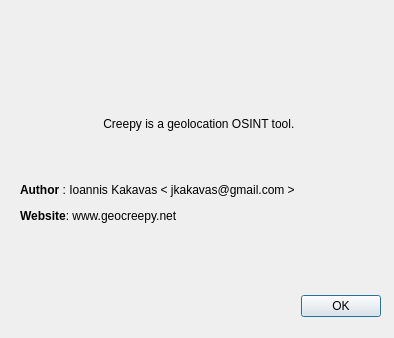
Above: gui/aboutDialog.ui from ilektrojohn/creepy before the change. Below: the same form after it.
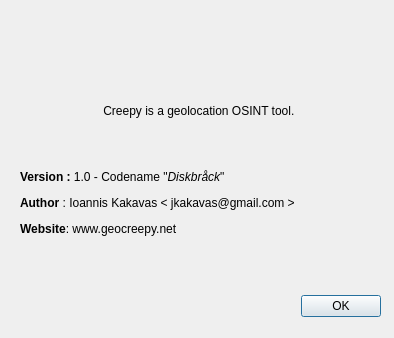
That is the form after the change. Icons and pictures are not drawn.

Diff of the .ui file:
```diff
--- a/gui/aboutDialog.ui
+++ b/gui/aboutDialog.ui
@@ -49,7 +49,7 @@
     <item>
      <widget class="QLabel" name="label">
       <property name="text">
-       <string>&lt;html&gt;&lt;head/&gt;&lt;body&gt;&lt;p align=&quot;center&quot;&gt;&lt;img src=&quot;:/cr/creepy32.png&quot;/&gt;&lt;/p&gt;&lt;p&gt;&lt;br/&gt;&lt;/p&gt;&lt;p align=&quot;center&quot;&gt;&lt;span style=&quot; font-size:9pt;&quot;&gt;Creepy is a geolocation OSINT tool. &lt;/span&gt;&lt;/p&gt;&lt;p&gt;&lt;br/&gt;&lt;/p&gt;&lt;p&gt;&lt;span style=&quot; font-weight:600;&quot;&gt;Author&lt;/span&gt; : Ioannis Kakavas &amp;lt; jkakavas@gmail.com &amp;gt;&lt;/p&gt;&lt;p&gt;&lt;span style=&quot; font-weight:600;&quot;&gt;Website&lt;/span&gt;: www.geocreepy.net&lt;/p&gt;&lt;/body&gt;&lt;/html&gt;</string>
+       <string>&lt;html&gt;&lt;head/&gt;&lt;body&gt;&lt;p align=&quot;center&quot;&gt;&lt;img src=&quot;:/cr/creepy32.png&quot;/&gt;&lt;/p&gt;&lt;p&gt;&lt;br/&gt;&lt;/p&gt;&lt;p align=&quot;center&quot;&gt;&lt;span style=&quot; font-size:9pt;&quot;&gt;Creepy is a geolocation OSINT tool. &lt;/span&gt;&lt;/p&gt;&lt;p&gt;&lt;br/&gt;&lt;/p&gt;&lt;p&gt;&lt;span style=&quot; font-weight:600;&quot;&gt;Version : &lt;/span&gt;1.0 - Codename &amp;quot;&lt;span style=&quot; font-style:italic;&quot;&gt;Diskbråck&lt;/span&gt;&amp;quot;&lt;/p&gt;&lt;p&gt;&lt;span style=&quot; font-weight:600;&quot;&gt;Author&lt;/span&gt; : Ioannis Kakavas &amp;lt; jkakavas@gmail.com &amp;gt;&lt;/p&gt;&lt;p&gt;&lt;span style=&quot; font-weight:600;&quot;&gt;Website&lt;/span&gt;: www.geocreepy.net&lt;/p&gt;&lt;/body&gt;&lt;/html&gt;</string>
       </property>
       <property name="textFormat">
        <enum>Qt::RichText</enum>
```
Left out of the diff: 2 changed lines with no effect on the pictures.
